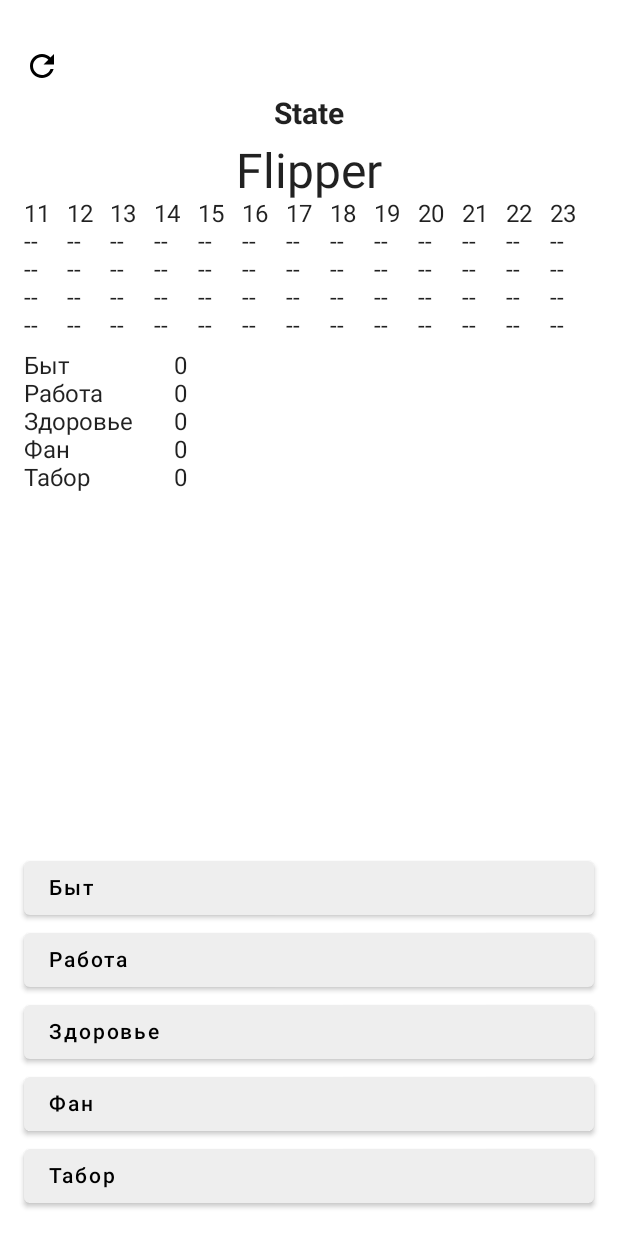
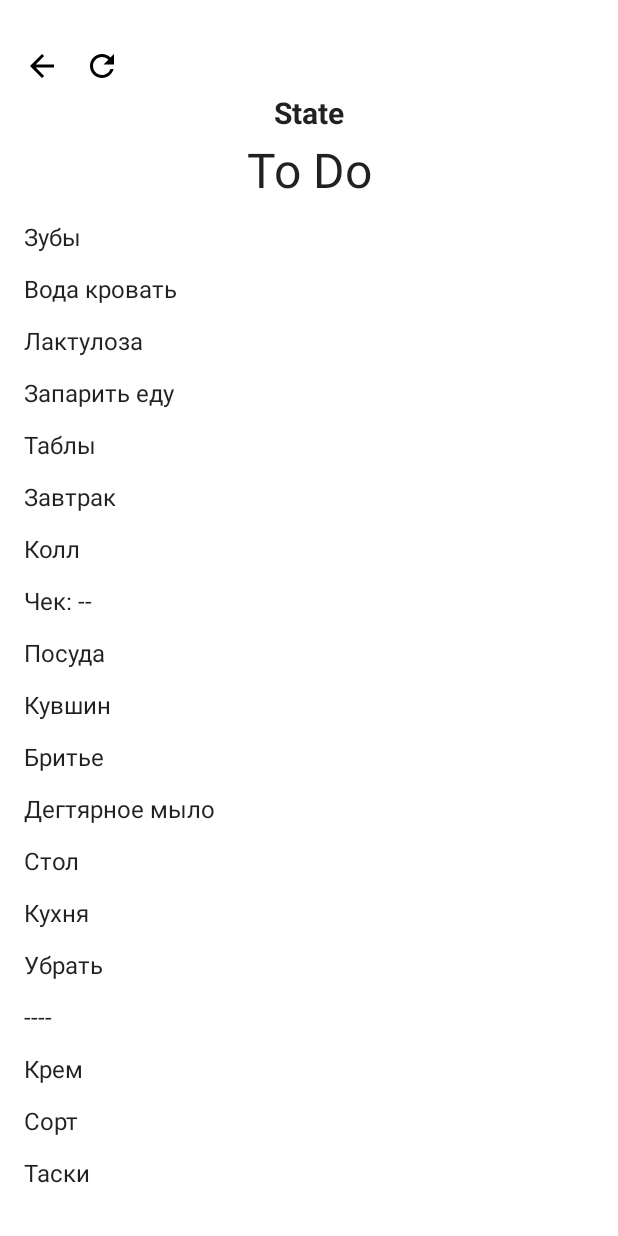
Before and after one commit to cucumber007/state, an Android app built with Jetpack Compose: the screen it shows after launch (MainActivity), after a tap on "Productive", on a phone screen of 412 x 824 dp. Run offline under Robolectric (Android 15) with nearby library versions, the light colour scheme and no system bars.

Commit message:
Add ToDo list

```diff
--- a/app/build.gradle
+++ b/app/build.gradle
@@ -14,7 +14,7 @@ android {
         minSdk 26
         targetSdk 33
         versionCode 1
-        versionName "0.0.2"
+        versionName "0.0.3"
 
         testInstrumentationRunner "androidx.test.runner.AndroidJUnitRunner"
         vectorDrawables {
--- a/app/src/main/AndroidManifest.xml
+++ b/app/src/main/AndroidManifest.xml
@@ -2,6 +2,7 @@
 <manifest xmlns:android="http://schemas.android.com/apk/res/android"
     xmlns:tools="http://schemas.android.com/tools">
 
+    <uses-permission android:name="android.permission.VIBRATE" />
     <application
         android:allowBackup="true"
         android:dataExtractionRules="@xml/data_extraction_rules"
--- a/app/src/main/java/com/spqrta/state/Previews.kt
+++ b/app/src/main/java/com/spqrta/state/Previews.kt
@@ -10,6 +10,8 @@ import com.spqrta.state.app.features.daily.personas.Productive
 import com.spqrta.state.app.features.daily.personas.UndefinedPersona
 import com.spqrta.state.app.features.daily.personas.Work
 import com.spqrta.state.app.features.daily.personas.productive.Flipper
+import com.spqrta.state.app.features.daily.personas.productive.ToDoList
+import com.spqrta.state.app.features.daily.personas.productive.ToDoListScreen
 import com.spqrta.state.app.features.daily.timers.Timer
 import com.spqrta.state.app.features.daily.timers.Timers
 import com.spqrta.state.app.features.daily.timers.WorkTimer
@@ -28,7 +30,9 @@ object ProductivePersonaPreview :
             dailyState = DailyState(
                 persona = Productive(
                     activity = Work(WorkTimer),
-                    flipper = Flipper()
+                    flipper = Flipper(),
+                    toDoList = ToDoList(),
+                    navigation = ToDoListScreen
                 )
             )
         )
--- a/app/src/main/java/com/spqrta/state/app/App.kt
+++ b/app/src/main/java/com/spqrta/state/app/App.kt
@@ -101,6 +101,10 @@ object App {
                         PlayNotificationSoundEffect -> {
                             playNotificationSoundUC.flow()
                         }
+
+                        VibrateEffect -> {
+                            vibrateUC.flow()
+                        }
                     }.collect { actions -> actions.forEach(::handleAction) }
                 }
             }
--- a/app/src/main/java/com/spqrta/state/app/AppEffect.kt
+++ b/app/src/main/java/com/spqrta/state/app/AppEffect.kt
@@ -9,9 +9,11 @@ import com.spqrta.state.util.TimeValue
 sealed class AppEffect {
     override fun toString(): String = javaClass.simpleName
 }
-data class SaveStateEffect(val state: AppReady): AppEffect()
-object LoadStateEffect: AppEffect()
-data class TickEffect(val duration: Seconds): AppEffect()
-data class ActionEffect(val action: AppAction): AppEffect()
-data class AddPromptEffect(val prompt: Prompt): AppEffect()
-object PlayNotificationSoundEffect: AppEffect()
+
+data class SaveStateEffect(val state: AppReady) : AppEffect()
+object LoadStateEffect : AppEffect()
+data class TickEffect(val duration: Seconds) : AppEffect()
+data class ActionEffect(val action: AppAction) : AppEffect()
+data class AddPromptEffect(val prompt: Prompt) : AppEffect()
+object PlayNotificationSoundEffect : AppEffect()
+object VibrateEffect : AppEffect()
--- a/app/src/main/java/com/spqrta/state/app/features/daily/personas/Persona.kt
+++ b/app/src/main/java/com/spqrta/state/app/features/daily/personas/Persona.kt
@@ -1,19 +1,14 @@
 package com.spqrta.state.app.features.daily.personas
 
-import com.spqrta.state.app.ActionEffect
 import com.spqrta.state.app.AppEffect
-import com.spqrta.state.app.PromptsEnabled
 import com.spqrta.state.app.action.PersonaAction
 import com.spqrta.state.app.action.PersonaAction.*
-import com.spqrta.state.app.action.ProductiveAction
-import com.spqrta.state.app.action.ProductiveAction.*
-import com.spqrta.state.app.action.TimerAction
 import com.spqrta.state.app.action.UndefinedPersonaAction
 import com.spqrta.state.app.action.UndefinedPersonaAction.*
 import com.spqrta.state.app.features.daily.personas.productive.Flipper
-import com.spqrta.state.app.features.daily.timers.WorkTimer
+import com.spqrta.state.app.features.daily.personas.productive.Navigation
+import com.spqrta.state.app.features.daily.personas.productive.ToDoList
 import com.spqrta.state.app.state.optics.AppReadyOptics
-import com.spqrta.state.util.IllegalActionException
 import com.spqrta.state.util.optics.asOpticOptional
 import com.spqrta.state.util.optics.plus
 import com.spqrta.state.util.optics.typeGet
@@ -21,7 +16,6 @@ import com.spqrta.state.util.state_machine.Reduced
 import com.spqrta.state.util.state_machine.withEffects
 import com.spqrta.state.util.state_machine.plus
 import com.spqrta.state.util.state_machine.widen
-import com.spqrta.state.util.toSeconds
 import kotlinx.serialization.Serializable
 
 @Serializable
@@ -52,6 +46,14 @@ sealed class Persona {
             typeGet(),
             AppReadyOptics.optPersona + optProductive + Productive.optFlipper,
             Flipper::reduce
+        ) + widen(
+            typeGet(),
+            AppReadyOptics.optPersona + optProductive + Productive.optToDoList,
+            ToDoList::reduce
+        ) + widen(
+            typeGet(),
+            AppReadyOptics.optPersona + optProductive + Productive.optNavigation,
+            Navigation::reduce
         )
 
         fun reduce(action: PersonaAction, state: Persona): Reduced<out Persona, out AppEffect> {
--- a/app/src/main/java/com/spqrta/state/app/features/daily/personas/Productive.kt
+++ b/app/src/main/java/com/spqrta/state/app/features/daily/personas/Productive.kt
@@ -3,12 +3,18 @@ package com.spqrta.state.app.features.daily.personas
 import com.spqrta.state.app.ActionEffect
 import com.spqrta.state.app.AppEffect
 import com.spqrta.state.app.PromptsEnabled
-import com.spqrta.state.app.action.ProductiveAction
+import com.spqrta.state.app.action.ProductiveActivityAction
+import com.spqrta.state.app.action.ProductiveNavigationAction
 import com.spqrta.state.app.action.TimerAction
 import com.spqrta.state.app.features.daily.personas.productive.Flipper
+import com.spqrta.state.app.features.daily.personas.productive.FlipperScreen
+import com.spqrta.state.app.features.daily.personas.productive.Navigation
+import com.spqrta.state.app.features.daily.personas.productive.ToDoList
+import com.spqrta.state.app.features.daily.personas.productive.ToDoListScreen
 import com.spqrta.state.app.features.daily.timers.WorkTimer
 import com.spqrta.state.util.IllegalActionException
 import com.spqrta.state.util.optics.asOpticOptional
+import com.spqrta.state.util.optics.wrap
 import com.spqrta.state.util.state_machine.Reduced
 import com.spqrta.state.util.state_machine.withEffects
 import com.spqrta.state.util.toSeconds
@@ -17,8 +23,10 @@ import kotlinx.serialization.Serializable
 @Serializable
 data class Productive(
     val promptsEnabled: PromptsEnabled = PromptsEnabled,
+    val navigation: Navigation = ToDoListScreen,
     val flipper: Flipper = Flipper(),
-    val activity: ActivityState = None
+    val toDoList: ToDoList = ToDoList(),
+    val activity: ActivityState = None,
 ) : Persona() {
     companion object {
         val optActivity = ({ state: Productive ->
@@ -33,12 +41,24 @@ data class Productive(
             state.copy(flipper = subState)
         }).asOpticOptional()
 
+        val optToDoList = ({ state: Productive ->
+            state.toDoList
+        } to { state: Productive, subState: ToDoList ->
+            state.copy(toDoList = subState)
+        }).asOpticOptional()
+
+        val optNavigation = ({ state: Productive ->
+            state.navigation
+        } to { state: Productive, subState: Navigation ->
+            state.copy(navigation = subState)
+        }).asOpticOptional()
+
         fun reduce(
-            action: ProductiveAction,
+            action: ProductiveActivityAction,
             state: ActivityState
         ): Reduced<out ActivityState, out AppEffect> {
             return when (action) {
-                is ProductiveAction.ActivityDone -> {
+                is ProductiveActivityAction.ActivityDone -> {
                     if (state::class != action.activity::class) {
                         throw IllegalActionException(action, state)
                     } else {
@@ -60,7 +80,7 @@ data class Productive(
                     }
                 }
 
-                is ProductiveAction.NeedMoreTime -> {
+                is ProductiveActivityAction.NeedMoreTime -> {
                     when (state) {
                         is Work -> {
                             state.withEffects(
@@ -84,7 +104,7 @@ data class Productive(
                     when (state) {
                         is Work -> {
                             if (action.timerId == state.timer) {
-                                reduce(ProductiveAction.ActivityDone(state), state)
+                                reduce(ProductiveActivityAction.ActivityDone(state), state)
                             } else state.withEffects()
                         }
 
--- a/app/src/main/java/com/spqrta/state/app/features/daily/personas/productive/Flipper.kt
+++ b/app/src/main/java/com/spqrta/state/app/features/daily/personas/productive/Flipper.kt
@@ -2,7 +2,6 @@ package com.spqrta.state.app.features.daily.personas.productive
 
 import com.spqrta.state.app.AppEffect
 import com.spqrta.state.app.action.FlipperAction
-import com.spqrta.state.util.Either
 import com.spqrta.state.util.Left
 import com.spqrta.state.util.Right
 import com.spqrta.state.util.collections.replaceIf
--- /dev/null
+++ b/app/src/main/java/com/spqrta/state/app/features/daily/personas/productive/Navigation.kt
@@ -0,0 +1,35 @@
+package com.spqrta.state.app.features.daily.personas.productive
+
+import com.spqrta.state.app.AppEffect
+import com.spqrta.state.app.action.ProductiveNavigationAction
+import com.spqrta.state.util.state_machine.Reduced
+import com.spqrta.state.util.state_machine.withEffects
+import kotlinx.serialization.Serializable
+
+@Serializable
+sealed class Navigation {
+    override fun toString(): String = javaClass.simpleName
+
+    companion object {
+        fun reduce(
+            action: ProductiveNavigationAction,
+            state: Navigation
+        ): Reduced<out Navigation, out AppEffect> {
+            return when (action) {
+                is ProductiveNavigationAction.OpenTodoListClicked -> {
+                    if (state is ToDoListScreen) {
+                        return FlipperScreen.withEffects()
+                    } else {
+                        ToDoListScreen.withEffects()
+                    }
+                }
+            }
+        }
+    }
+}
+
+@Serializable
+object ToDoListScreen : Navigation()
+
+@Serializable
+object FlipperScreen : Navigation()
--- /dev/null
+++ b/app/src/main/java/com/spqrta/state/app/features/daily/personas/productive/ToDoList.kt
@@ -0,0 +1,74 @@
+package com.spqrta.state.app.features.daily.personas.productive
+
+import com.spqrta.state.app.AppEffect
+import com.spqrta.state.app.PlayNotificationSoundEffect
+import com.spqrta.state.app.VibrateEffect
+import com.spqrta.state.app.action.ToDoListAction
+import com.spqrta.state.util.optics.OpticOptional
+import com.spqrta.state.util.optics.asOpticOptional
+import com.spqrta.state.util.optics.wrap
+import com.spqrta.state.util.state_machine.Reduced
+import com.spqrta.state.util.state_machine.withEffects
+import kotlinx.serialization.Serializable
+
+@Serializable
+data class ToDoList(
+    val items: List<TodoItem> = listOf(
+        TodoItem("Зубы"),
+        TodoItem("Вода кровать"),
+        TodoItem("Лактулоза"),
+        TodoItem("Запарить еду"),
+        TodoItem("Таблы"),
+        TodoItem("Завтрак"),
+        TodoItem("Колл"),
+        TodoItem("Чек: --"),
+        TodoItem("Посуда"),
+        TodoItem("Кувшин"),
+        TodoItem("Бритье"),
+        TodoItem("Дегтярное мыло"),
+        TodoItem("Стол"),
+        TodoItem("Кухня"),
+        TodoItem("Убрать"),
+        TodoItem("----"),
+        TodoItem("Крем"),
+        TodoItem("Сорт"),
+        TodoItem("Таски"),
+        TodoItem("Зарядка"),
+        TodoItem("Запасы"),
+        TodoItem("Подготовить еду"),
+    )
+) {
+    companion object {
+        fun reduce(
+            action: ToDoListAction,
+            state: ToDoList
+        ): Reduced<out ToDoList, out AppEffect> {
+            return when (action) {
+                is ToDoListAction.OnPress -> {
+                    wrap(state, optItem(action.title)) { item ->
+                        item.copy(checked = !item.checked).withEffects(
+                            VibrateEffect
+                        )
+                    }
+                }
+            }
+        }
+
+        fun optItem(name: String): OpticOptional<ToDoList, TodoItem> {
+            return ({ state: ToDoList ->
+                state.items.find { it.title == name }
+            } to
+                    { state: ToDoList, subState: TodoItem ->
+                        state.copy(
+                            items = state.items.map {
+                                if (it.title == name) {
+                                    subState
+                                } else {
+                                    it
+                                }
+                            }
+                        )
+                    }).asOpticOptional()
+        }
+    }
+}
--- /dev/null
+++ b/app/src/main/java/com/spqrta/state/app/features/daily/personas/productive/TodoItem.kt
@@ -0,0 +1,9 @@
+package com.spqrta.state.app.features.daily.personas.productive
+
+import kotlinx.serialization.Serializable
+
+@Serializable
+data class TodoItem(
+    val title: String,
+    val checked: Boolean = false
+)
--- a/app/src/main/java/com/spqrta/state/app/view_state/GetViewState.kt
+++ b/app/src/main/java/com/spqrta/state/app/view_state/GetViewState.kt
@@ -7,7 +7,9 @@ import com.spqrta.state.app.features.core.AppNotInitialized
 import com.spqrta.state.app.features.core.AppReady
 import com.spqrta.state.app.features.core.AppState
 import com.spqrta.state.app.features.daily.personas.*
+import com.spqrta.state.app.features.daily.personas.productive.FlipperScreen
 import com.spqrta.state.app.features.daily.personas.productive.SectionPayload
+import com.spqrta.state.app.features.daily.personas.productive.ToDoListScreen
 import com.spqrta.state.app.state.optics.AppReadyOptics
 import com.spqrta.state.ui.TimerUiView
 import com.spqrta.state.ui.control.Button
@@ -88,8 +90,12 @@ private fun getViewState(state: AppReady): ViewState {
                 if (AppReadyOptics.optIsStorageOk.get(state) == false) {
                     return getStorageView(state, persona)
                 } else {
-                    return getPersonaViewState(state, persona)
+                    return when (persona.navigation) {
+                        FlipperScreen -> getPersonaViewState(state, persona)
+                        ToDoListScreen -> ToDoListView(persona.toDoList)
+                    }
                 }
+
             }
 
             Unstable -> {
--- a/app/src/main/java/com/spqrta/state/app/view_state/ViewState.kt
+++ b/app/src/main/java/com/spqrta/state/app/view_state/ViewState.kt
@@ -1,6 +1,7 @@
 package com.spqrta.state.app.view_state
 
 import com.spqrta.state.app.features.daily.personas.productive.Flipper
+import com.spqrta.state.app.features.daily.personas.productive.ToDoList
 import com.spqrta.state.ui.TimerUiView
 import com.spqrta.state.ui.control.Button
 import com.spqrta.state.ui.control.Control
@@ -15,6 +16,7 @@ sealed class ViewState {
                     StubView -> listOf()
                     is TimeredPromptForm -> listOf()
                     is FlipperView -> state.controls
+                    is ToDoListView -> listOf()
                 }
             }
         }
@@ -37,3 +39,7 @@ class FlipperView(
     val flipper: Flipper,
     val controls: List<Button>
 ) : ViewState()
+
+class ToDoListView(
+    val toDoList: ToDoList
+) : ViewState()
--- a/app/src/main/java/com/spqrta/state/ui/view/Header.kt
+++ b/app/src/main/java/com/spqrta/state/ui/view/Header.kt
@@ -10,16 +10,23 @@ import androidx.compose.foundation.layout.Row
 import androidx.compose.foundation.layout.fillMaxWidth
 import androidx.compose.foundation.layout.padding
 import androidx.compose.material.icons.Icons
+import androidx.compose.material.icons.filled.ArrowBack
 import androidx.compose.material.icons.filled.Refresh
+import androidx.compose.material.icons.outlined.CheckCircle
 import androidx.compose.runtime.Composable
+import androidx.compose.ui.Alignment
 import androidx.compose.ui.Modifier
 import androidx.compose.ui.graphics.Color
 import androidx.compose.ui.input.pointer.pointerInput
 import androidx.compose.ui.unit.Dp
 import androidx.compose.ui.unit.ExperimentalUnitApi
+import androidx.compose.ui.unit.dp
 import com.spqrta.state.app.App
 import com.spqrta.state.app.action.AppReadyAction
+import com.spqrta.state.app.action.ProductiveNavigationAction
 import com.spqrta.state.app.features.core.AppReady
+import com.spqrta.state.app.features.daily.personas.Productive
+import com.spqrta.state.app.features.daily.personas.productive.FlipperScreen
 
 @Composable
 fun Header(state: AppReady) {
@@ -29,6 +36,25 @@ fun Header(state: AppReady) {
                 .fillMaxWidth()
                 .padding(bottom = Dp(8f))
         ) {
+            val persona = state.dailyState.persona
+            if (persona is Productive) {
+                Image(
+                    imageVector = if (persona.navigation is FlipperScreen) {
+                        Icons.Outlined.CheckCircle
+                    } else {
+                        Icons.Default.ArrowBack
+                    },
+                    contentDescription = null,
+                    modifier = Modifier
+                        .pointerInput(Unit) {
+                            detectTapGestures(
+                                onTap = {
+                                    App.handleAction(ProductiveNavigationAction.OpenTodoListClicked)
+                                }
+                            )
+                        }
+                )
+            }
             Image(
                 imageVector = Icons.Default.Refresh,
                 contentDescription = null,
@@ -36,7 +62,9 @@ fun Header(state: AppReady) {
                     Modifier.background(Color.Red)
                 } else {
                     Modifier
-                }.pointerInput(Unit) {
+                }
+                    .padding(start = 16.dp)
+                    .pointerInput(Unit) {
                         detectTapGestures(
                             onTap = {
                                 App.handleAction(AppReadyAction.ResetDayAction)
--- a/app/src/main/java/com/spqrta/state/ui/view/ViewStateView.kt
+++ b/app/src/main/java/com/spqrta/state/ui/view/ViewStateView.kt
@@ -1,19 +1,35 @@
 package com.spqrta.state.ui.view
 
+import androidx.compose.foundation.Image
+import androidx.compose.foundation.background
+import androidx.compose.foundation.gestures.detectTapGestures
 import androidx.compose.foundation.layout.Box
 import androidx.compose.foundation.layout.Column
 import androidx.compose.foundation.layout.Row
 import androidx.compose.foundation.layout.fillMaxWidth
 import androidx.compose.foundation.layout.padding
+import androidx.compose.foundation.rememberScrollState
+import androidx.compose.foundation.verticalScroll
+import androidx.compose.material.Button
 import androidx.compose.material.Text
+import androidx.compose.material.icons.Icons
+import androidx.compose.material.icons.filled.Check
 import androidx.compose.runtime.Composable
 import androidx.compose.ui.Modifier
+import androidx.compose.ui.graphics.Color
+import androidx.compose.ui.input.pointer.pointerInput
+import androidx.compose.ui.text.SpanStyle
+import androidx.compose.ui.text.buildAnnotatedString
+import androidx.compose.ui.text.style.TextDecoration
 import androidx.compose.ui.unit.Dp
+import com.spqrta.state.app.App
+import com.spqrta.state.app.action.ToDoListAction
 import com.spqrta.state.app.features.daily.personas.productive.SectionPayload
 import com.spqrta.state.app.view_state.ButtonForm
 import com.spqrta.state.app.view_state.FlipperView
 import com.spqrta.state.app.view_state.StubView
 import com.spqrta.state.app.view_state.TimeredPromptForm
+import com.spqrta.state.app.view_state.ToDoListView
 import com.spqrta.state.app.view_state.ViewState
 
 @Composable
@@ -68,5 +84,42 @@ fun ViewStateView(viewState: ViewState) {
                 }
             }
         }
+
+        is ToDoListView -> {
+            Column {
+                Title(text = "To Do")
+                Column(
+                    Modifier.verticalScroll(rememberScrollState())
+                ) {
+                    viewState.toDoList.items.forEach { item ->
+                        Box(
+                            Modifier
+                                .fillMaxWidth()
+                                .padding(top = Dp(16f))
+                                .pointerInput(Unit) {
+                                    detectTapGestures(
+                                        onTap = {
+                                            App.handleAction(
+                                                ToDoListAction.OnPress(item.title)
+                                            )
+                                        }
+                                    )
+                                }
+                        ) {
+                            Row {
+                                Text(text = item.title, modifier = Modifier.padding(end = Dp(8f)))
+                                if (item.checked) {
+                                    Image(
+                                        imageVector = Icons.Default.Check,
+                                        contentDescription = null
+                                    )
+                                }
+                            }
+
+                        }
+                    }
+                }
+            }
+        }
     } as Any?
 }
--- a/app/src/main/java/com/spqrta/state/use_case/UseCases.kt
+++ b/app/src/main/java/com/spqrta/state/use_case/UseCases.kt
@@ -3,10 +3,11 @@ package com.spqrta.state.use_case
 import com.spqrta.state.AppScope
 
 class UseCases(
-    private val appScope: AppScope
+    appScope: AppScope
 ) {
     val saveStateUC = SaveStateUC(appScope)
     val loadStateUC = LoadStateUC(appScope)
     val tickUC = TickUC(appScope)
     val playNotificationSoundUC = PlayNotificationSoundUC(appScope.appContext)
+    val vibrateUC = VibrateUC(appScope.appContext, playNotificationSoundUC)
 }
```
Also changed, not shown: app/src/main/java/com/spqrta/state/app/action/PersonaAction.kt (+21 -4 lines), app/src/main/java/com/spqrta/state/app/action/TimerAction.kt (+4 -4 lines), app/src/main/java/com/spqrta/state/app/action/ToDoListAction.kt (added, +9 -0 lines), app/src/main/java/com/spqrta/state/use_case/VibrateUC.kt (added, +37 -0 lines). Lines whose indentation alone changed are shown as unchanged.
